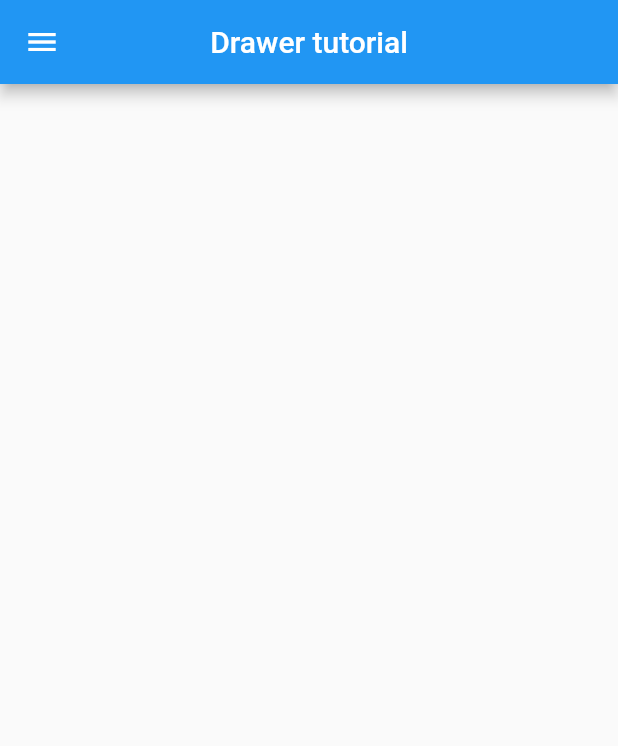
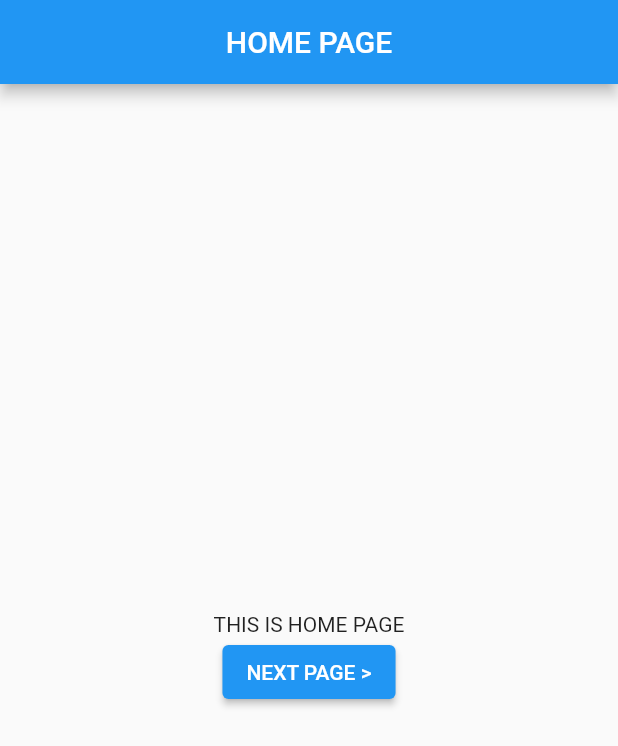
Before and after one commit to AlsoKnownAsZira/fluttering-pt4, a Flutter app: the screen it shows after launch, on a phone screen of 412 x 824 dp. Shown: the top 746 px of the screen. Run offline on Flutter 3.47's test engine with Material 2 defaults, Android fonts, the phone set to English and light mode, and no system bars.

Commit message:
completing Navigation tutorial

```diff
--- a/lib/main.dart
+++ b/lib/main.dart
@@ -1,4 +1,5 @@
 import 'package:flutter/material.dart';
+import 'package:section4/pages/homePage.dart';
 import 'package:section4/widgets/tutorBottomNavBar.dart';
 import 'package:section4/widgets/tutorBottomSheet.dart';
 import 'package:section4/widgets/tutorDrawer.dart';
@@ -25,6 +26,6 @@ class _ziraAppState extends State<ziraApp> {
     return MaterialApp(
       debugShowCheckedModeBanner: false,
         // scaffold kebawah dipisah supaya tidak error
-        home: tutorDrawer());
+        home: homePage());
   }
 }
--- /dev/null
+++ b/lib/pages/homePage.dart
@@ -0,0 +1,32 @@
+import 'package:flutter/material.dart';
+import 'package:section4/pages/profilePage.dart';
+
+class homePage extends StatelessWidget {
+  const homePage({super.key});
+
+  @override
+  Widget build(BuildContext context) {
+    return Scaffold(
+      appBar: AppBar(
+        title: Text("HOME PAGE"),
+        centerTitle: true,
+      ),
+      body: Center(
+        child: Column(
+          mainAxisAlignment: MainAxisAlignment.center,
+          crossAxisAlignment: CrossAxisAlignment.center,
+          children: [
+            Text("THIS IS HOME PAGE"),
+            ElevatedButton(
+              //mengatur perpindahan page(push: ke page diatasnya)
+                onPressed: () {
+                  Navigator.of(context)
+                      .push(MaterialPageRoute(builder: (context) => profilePage(),));
+                },
+                child: Text("NEXT PAGE >"))
+          ],
+        ),
+      ),
+    );
+  }
+}
```
Also changed, not shown: lib/pages/profilePage.dart (added, +46 -0 lines), lib/pages/settingPage.dart (added, +39 -0 lines).
